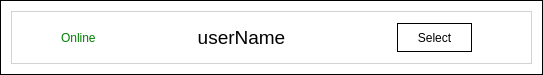
Above: Lab 10/Solutions/client/gui/user_widget.ui from pwr-kstasinski/Z03-24g before the change. Below: the same form after it.
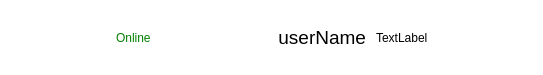
That is the form after the change.

Commit message: layout updates, icons added, websocket memberships handling

Patch:
```diff
--- a/Lab 10/Solutions/client/gui/user_widget.ui
+++ b/Lab 10/Solutions/client/gui/user_widget.ui
@@ -20,13 +20,13 @@
    <string>Form</string>
   </property>
   <property name="styleSheet">
-   <string notr="true">background: white; border: 1px solid black;</string>
+   <string notr="true">background: white;</string>
   </property>
   <layout class="QGridLayout" name="gridLayout">
    <item row="0" column="0">
     <widget class="QWidget" name="widget" native="true">
      <property name="styleSheet">
-      <string notr="true">border: 1px solid lightgrey;</string>
+      <string notr="true"/>
      </property>
      <layout class="QGridLayout" name="gridLayout_2">
       <property name="leftMargin">
@@ -45,7 +45,10 @@
        <number>2</number>
       </property>
       <item row="0" column="0">
-       <layout class="QHBoxLayout" name="horizontalLayout_2" stretch="1,0,6,2,1">
+       <layout class="QHBoxLayout" name="horizontalLayout_2" stretch="3,0,6,0,3">
+        <property name="spacing">
+         <number>10</number>
+        </property>
         <item>
          <spacer name="horizontalSpacer">
           <property name="orientation">
@@ -86,23 +89,14 @@
            <string>userName</string>
           </property>
           <property name="alignment">
-           <set>Qt::AlignCenter</set>
+           <set>Qt::AlignRight|Qt::AlignTrailing|Qt::AlignVCenter</set>
           </property>
          </widget>
         </item>
         <item>
-         <widget class="QPushButton" name="pushButton">
-          <property name="sizePolicy">
-           <sizepolicy hsizetype="Expanding" vsizetype="Expanding">
-            <horstretch>0</horstretch>
-            <verstretch>0</verstretch>
-           </sizepolicy>
-          </property>
-          <property name="styleSheet">
-           <string notr="true">margin: 10px;border: 1px solid black;</string>
-          </property>
+         <widget class="QLabel" name="user_icon_label_user_widget">
           <property name="text">
-           <string>Select</string>
+           <string>TextLabel</string>
           </property>
          </widget>
         </item>
```
The commit also changes 34 other files.
